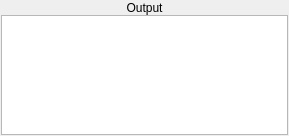
Qt form outputpane.ui (WarlockD/pep8-1) before a commit.
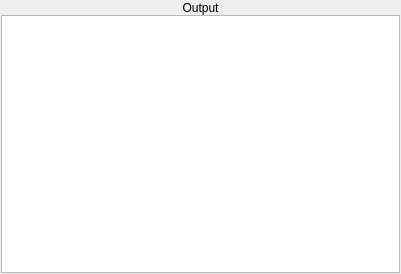
The same form after that commit.

What changed in the file:
```diff
--- a/outputpane.ui
+++ b/outputpane.ui
@@ -6,8 +6,8 @@
    <rect>
     <x>0</x>
     <y>0</y>
-    <width>289</width>
-    <height>136</height>
+    <width>401</width>
+    <height>274</height>
    </rect>
   </property>
   <property name="windowTitle">
@@ -110,7 +110,7 @@
        <property name="font">
         <font>
          <family>Courier</family>
-         <pointsize>12</pointsize>
+         <pointsize>13</pointsize>
         </font>
        </property>
        <property name="readOnly">
```
